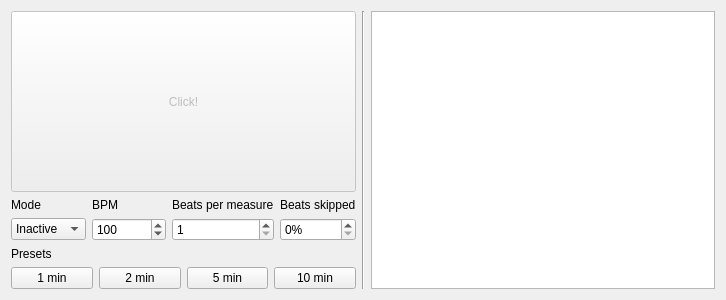
The window that guitartools/metronome.ui (ispielman/guitartools) describes before a commit, drawn with Qt 5.
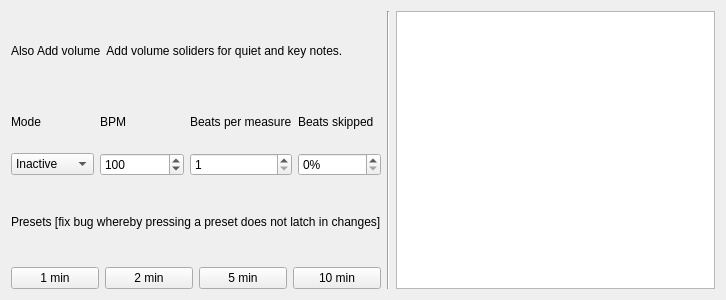
The same window after the commit. Custom widgets are drawn as their Qt base class.

Commit message: Added row of flashers for metronome now.

```diff
--- a/guitartools/metronome.ui
+++ b/guitartools/metronome.ui
@@ -17,21 +17,9 @@
    <item>
     <layout class="QVBoxLayout" name="verticalLayout">
      <item>
-      <widget class="QPushButton" name="pushButton_Click">
-       <property name="enabled">
-        <bool>false</bool>
-       </property>
-       <property name="sizePolicy">
-        <sizepolicy hsizetype="Expanding" vsizetype="Expanding">
-         <horstretch>0</horstretch>
-         <verstretch>0</verstretch>
-        </sizepolicy>
-       </property>
-       <property name="focusPolicy">
-        <enum>Qt::NoFocus</enum>
-       </property>
+      <widget class="QLabel" name="label_6">
        <property name="text">
-        <string>Click!</string>
+        <string>Also Add volume  Add volume soliders for quiet and key notes.</string>
        </property>
       </widget>
      </item>
@@ -142,7 +130,7 @@
      <item>
       <widget class="QLabel" name="label_4">
        <property name="text">
-        <string>Presets</string>
+        <string>Presets [fix bug whereby pressing a preset does not latch in changes]</string>
        </property>
       </widget>
      </item>
```
Left out of the diff: 3 changed lines with no effect on the pictures. The commit also changes 1 other file.
